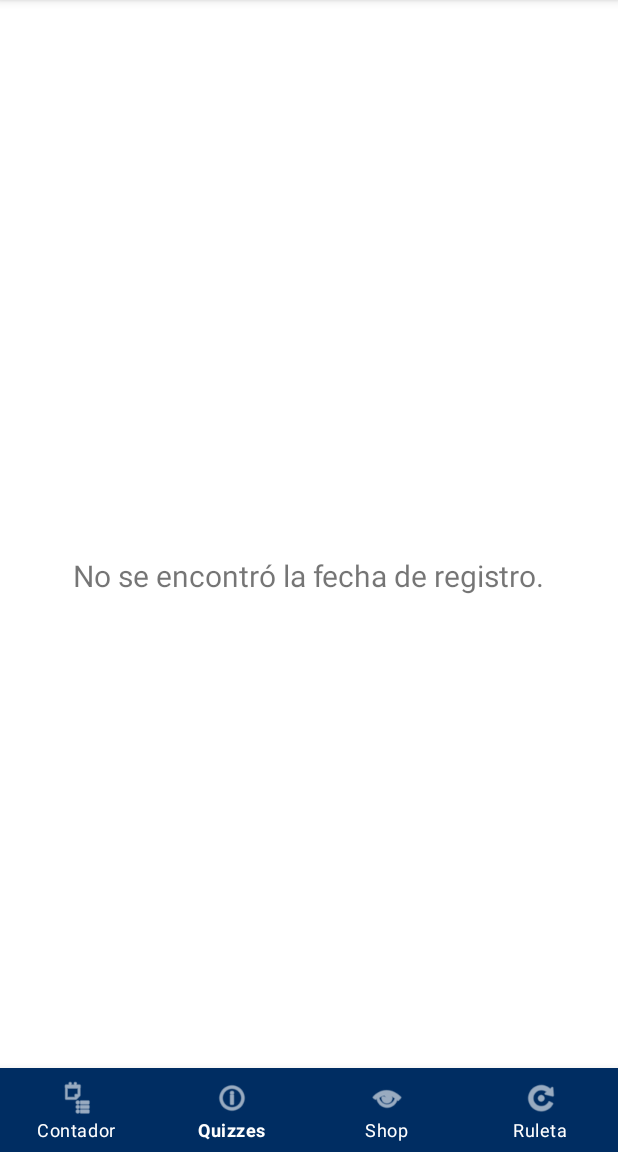
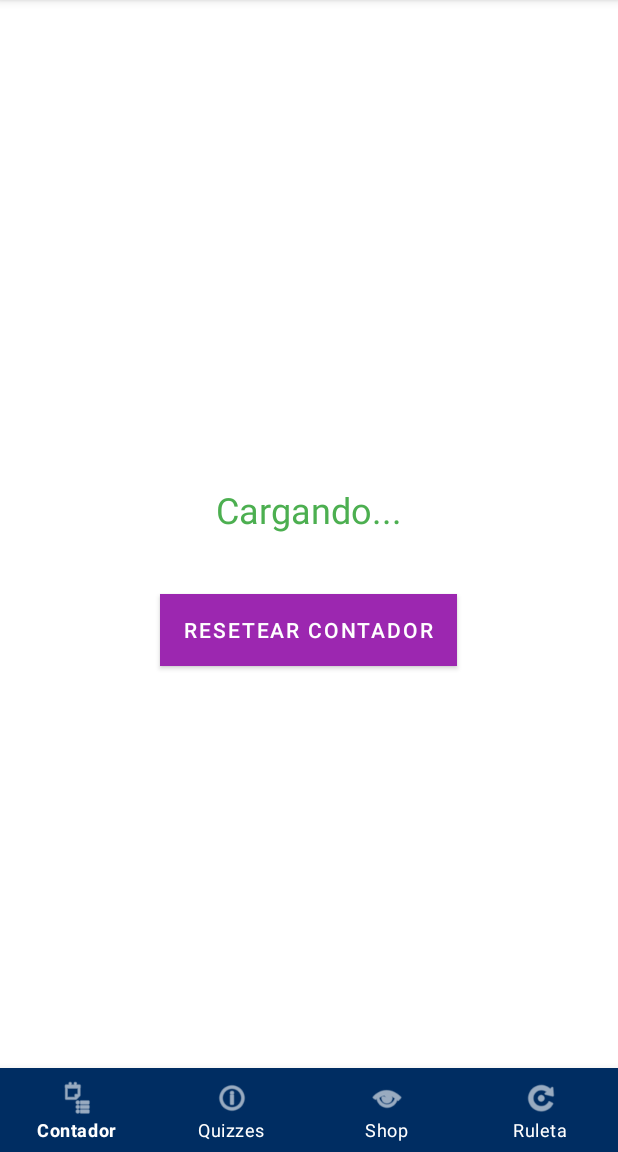
Before and after one commit to fedorgor133/7OWL, an Android app: the ContadorActivity screen opened directly, with no data from a screen before it, on a phone screen of 412 x 824 dp, the part 84-1236 px from its top. Run offline under Robolectric (Android 15) with nearby library versions, the phone set to English and light mode, and no system bars; our stand-ins replace Firebase (no records; nobody signed in at launch, a user with empty details on screens opened directly).

Commit message:
Contador simulado cada 10 segundos es un dia, boton reseteo

```diff
--- a/presentation/src/main/java/edu/ub/pis2425/projecte7owls/presentation/ContadorActivity.java
+++ b/presentation/src/main/java/edu/ub/pis2425/projecte7owls/presentation/ContadorActivity.java
@@ -1,8 +1,11 @@
 package edu.ub.pis2425.projecte7owls.presentation;
 
+import android.app.AlertDialog;
 import android.content.Intent;
 import android.os.Bundle;
+import android.os.Handler;
 import android.util.Log;
+import android.widget.Button;
 import android.widget.TextView;
 import androidx.appcompat.app.AppCompatActivity;
 
@@ -10,8 +13,8 @@ import com.google.android.material.bottomnavigation.BottomNavigationView;
 import com.google.firebase.auth.FirebaseAuth;
 import com.google.firebase.firestore.FirebaseFirestore;
 import com.google.firebase.firestore.FieldValue;
-import com.google.firebase.firestore.SetOptions;
 import com.google.firebase.Timestamp;
+
 import java.util.concurrent.TimeUnit;
 
 import edu.ub.pis2425.projecte7owls.R;
@@ -19,20 +22,47 @@ import edu.ub.pis2425.projecte7owls.R;
 public class ContadorActivity extends AppCompatActivity {
 
     private TextView diasTextView;
+    private Button resetButton;
     private FirebaseAuth auth;
     private FirebaseFirestore db;
+
+    // guardamos la fecha de registro una vez
+    private Timestamp fechaRegistro;
+
+    // handler y runnable para actualizar la UI periódicamente
+    private final Handler handler = new Handler();
+    private final Runnable updateRunnable = new Runnable() {
+        @Override
+        public void run() {
+            if (fechaRegistro != null) {
+                long diasSimulados = calcularDias(fechaRegistro, Timestamp.now());
+                diasTextView.setText("Llevas " + diasSimulados + " día(s) limpio.");
+            }
+            // repetir cada segundo
+            handler.postDelayed(this, 1000);
+        }
+    };
 
     @Override
     protected void onCreate(Bundle savedInstanceState) {
         super.onCreate(savedInstanceState);
         setContentView(R.layout.activity_contador);
         diasTextView = findViewById(R.id.diasTextView);
+        resetButton = findViewById(R.id.resetButton);
 
         auth = FirebaseAuth.getInstance();
         db = FirebaseFirestore.getInstance();
 
         setupBottomNavigation();
 
+        resetButton.setOnClickListener(v -> mostrarConfirmacionReset());
+    }
+
+    @Override
+    protected void onResume() {
+        super.onResume();
+        // arrancamos la actualización periódica
+        handler.post(updateRunnable);
 
         if (auth.getCurrentUser() != null) {
             String userId = auth.getCurrentUser().getUid();
@@ -40,28 +70,61 @@ public class ContadorActivity extends AppCompatActivity {
         }
     }
 
-    private void obtenerFechaRegistro(String userId) {
-        db.collection("usuarios").document(userId).get().addOnSuccessListener(document -> {
-            if (document.exists() && document.contains("fechaRegistro")) {
-                Timestamp fechaRegistro = document.getTimestamp("fechaRegistro");
-                if (fechaRegistro != null) {
-                    long diasUsados = calcularDias(fechaRegistro, Timestamp.now());
-                    diasTextView.setText("Llevas " + diasUsados + " día(s) usando la app.");
-                }
-            } else {
-                diasTextView.setText("No se encontró la fecha de registro.");
-            }
-        }).addOnFailureListener(e -> Log.e("Firestore", "Error al obtener datos del usuario", e));
+    @Override
+    protected void onPause() {
+        super.onPause();
+        // detenemos actualizaciones al salir
+        handler.removeCallbacks(updateRunnable);
     }
 
+    private void mostrarConfirmacionReset() {
+        new AlertDialog.Builder(this)
+                .setTitle("Resetear Contador")
+                .setMessage("¿Estás seguro de que quieres resetear el contador? Cada día es un reto nuevo, ¡no te rindas!")
+                .setPositiveButton("Sí", (dialog, which) -> resetearContador())
+                .setNegativeButton("No", null)
+                .show();
+    }
+
+    private void resetearContador() {
+        if (auth.getCurrentUser() == null) return;
+        String userId = auth.getCurrentUser().getUid();
+
+        db.collection("usuarios").document(userId)
+                .update("fechaRegistro", FieldValue.serverTimestamp())
+                .addOnSuccessListener(aVoid -> {
+                    Log.d("Firestore", "Fecha de inicio reiniciada correctamente.");
+                    obtenerFechaRegistro(userId);
+                })
+                .addOnFailureListener(e -> Log.e("Firestore", "Error al resetear contador", e));
+    }
+
+    private void obtenerFechaRegistro(String userId) {
+        db.collection("usuarios").document(userId)
+                .get()
+                .addOnSuccessListener(document -> {
+                    if (document.exists() && document.contains("fechaRegistro")) {
+                        Timestamp ts = document.getTimestamp("fechaRegistro");
+                        if (ts != null) {
+                            // guardamos la fecha inicial y dejamos que el runnable actualice la UI
+                            fechaRegistro = ts;
+                        }
+                    }
+                })
+                .addOnFailureListener(e -> Log.e("Firestore", "Error al obtener datos del usuario", e));
+    }
+
+    // Cada 10 segundos reales = 1 día simulado.
+
     private long calcularDias(Timestamp inicio, Timestamp fin) {
-        long diffInMillis = fin.toDate().getTime() - inicio.toDate().getTime();
-        return TimeUnit.MILLISECONDS.toDays(diffInMillis);
+        long diffMillis = fin.toDate().getTime() - inicio.toDate().getTime();
+        long segundosReales = TimeUnit.MILLISECONDS.toSeconds(diffMillis);
+        return segundosReales / 10;
     }
 
     private void setupBottomNavigation() {
         BottomNavigationView bottomNavigationView = findViewById(R.id.bottom_navigation);
-        bottomNavigationView.setSelectedItemId(R.id.nav_quiz);
+        bottomNavigationView.setSelectedItemId(R.id.nav_contador);
 
         bottomNavigationView.setOnItemSelectedListener(item -> {
             int id = item.getItemId();
@@ -80,5 +143,4 @@ public class ContadorActivity extends AppCompatActivity {
             return false;
         });
     }
-
 }
--- a/presentation/src/main/res/layout/activity_contador.xml
+++ b/presentation/src/main/res/layout/activity_contador.xml
@@ -2,23 +2,36 @@
 <androidx.coordinatorlayout.widget.CoordinatorLayout
     xmlns:android="http://schemas.android.com/apk/res/android"
     xmlns:app="http://schemas.android.com/apk/res-auto"
+    xmlns:tools="http://schemas.android.com/tools"
     android:layout_width="match_parent"
     android:layout_height="match_parent">
 
-    <!-- Contenedor principal para fragments o contenido -->
-    <FrameLayout
-        android:id="@+id/main_content"
+    <LinearLayout
         android:layout_width="match_parent"
-        android:layout_height="match_parent" />
+        android:layout_height="match_parent"
+        android:orientation="vertical"
+        android:gravity="center"
+        android:padding="20dp">
 
-    <!-- TextView para mostrar el contador de días -->
-    <TextView
-        android:id="@+id/diasTextView"
-        android:layout_width="wrap_content"
-        android:layout_height="wrap_content"
-        android:text="Cargando..."
-        android:textSize="20sp"
-        android:layout_gravity="center" />
+        <TextView
+            android:id="@+id/diasTextView"
+            android:layout_width="wrap_content"
+            android:layout_height="wrap_content"
+            android:text="Cargando..."
+            android:textColor="#4CAF50"
+            android:textSize="24sp"
+            android:layout_marginBottom="40dp" /> <!-- Espacio debajo del texto -->
+
+        <Button
+            android:id="@+id/resetButton"
+            android:layout_width="wrap_content"
+            android:layout_height="wrap_content"
+            android:background="@android:color/holo_red_dark"
+            android:text="Resetear contador"
+            android:textColor="@android:color/white" />
+
+    </LinearLayout>
+
 
     <!-- Barra de navegación inferior -->
     <com.google.android.material.bottomnavigation.BottomNavigationView
@@ -31,4 +44,5 @@
         app:itemTextColor="@color/white"
         app:labelVisibilityMode="labeled"
         app:menu="@menu/bottom_nav_menu" />
+
 </androidx.coordinatorlayout.widget.CoordinatorLayout>
```
